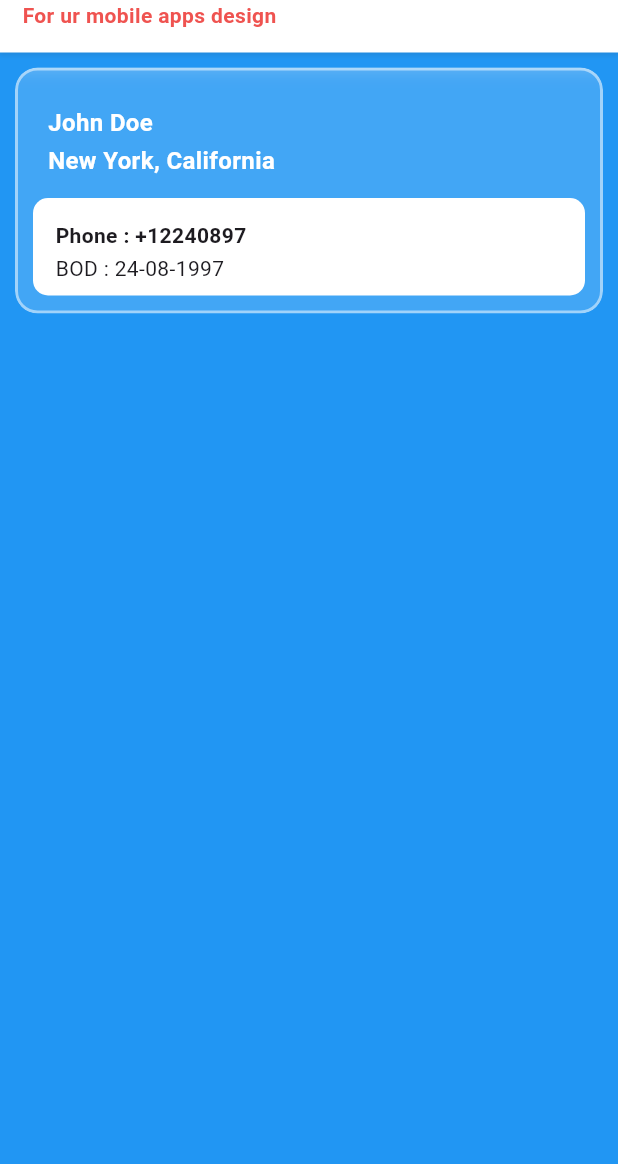
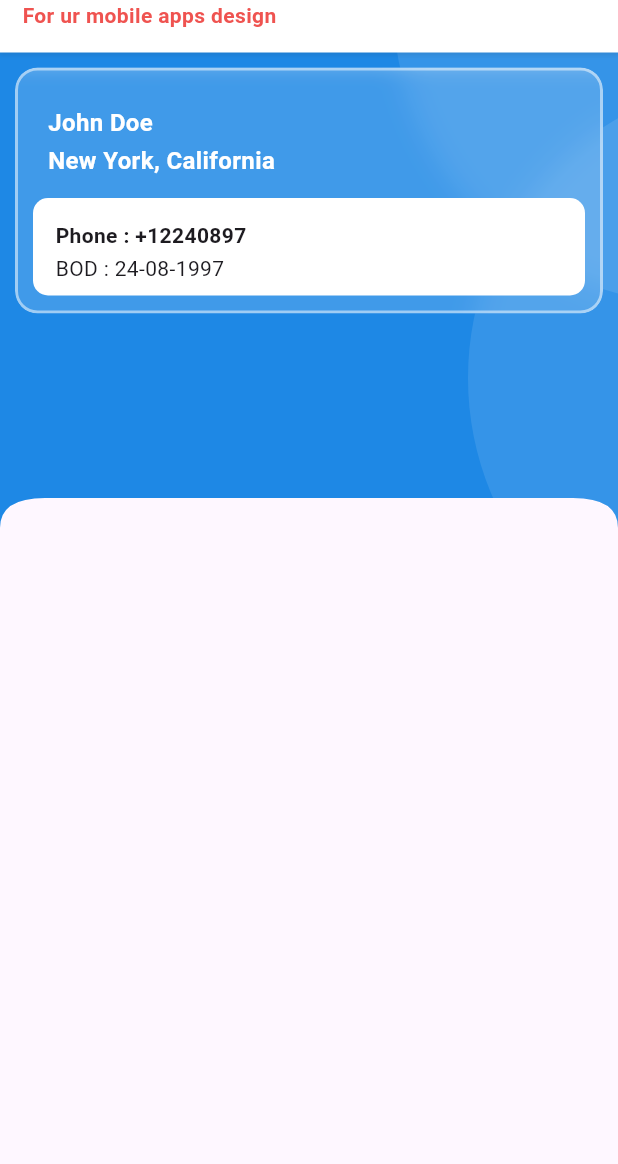
Before and after one commit to StenlyAndika/flutter_ui_template, a Flutter app: the screen it shows after launch, on a phone screen of 412 x 824 dp, the part 72-1236 px from its top. Run offline on Flutter 3.47's test engine with Material 3 defaults, Android fonts, the phone set to English and light mode, and no system bars.

Commit message:
added curve ege container

```diff
--- a/lib/color.dart
+++ b/lib/color.dart
@@ -5,9 +5,9 @@ class ColorTheme {
   static const Color backgroundCol = Color(0xFFFAFAFA);
   static const Color primaryCol = Color(0xFA1C67F6);
   static const Color secondaryCol = Colors.red;
-  static const Color tertiaryCol = Colors.green;
+  static const Color accentCol = Colors.green;
   static const Color textMain = Colors.white;
   static const Color textSec = Colors.black;
-  static const Color textAny = Colors.green;
+  static const Color textAccent = Colors.green;
   static const Color textRed = Colors.red;
 }
--- /dev/null
+++ b/lib/custom_layout.dart
@@ -0,0 +1,159 @@
+import 'dart:ui';
+
+import 'package:flutter/material.dart';
+
+class CustomWidgets {
+  static BoxDecoration boxDecoration() {
+    return BoxDecoration(
+      color: Colors.white,
+      borderRadius: BorderRadius.circular(10.0),
+      boxShadow: [
+        BoxShadow(
+          color: const Color(0xff1D1617).withOpacity(0.1),
+          blurRadius: 1.0,
+          spreadRadius: 0.5,
+          offset: const Offset(0, 0),
+        ),
+      ],
+    );
+  }
+
+}
+
+class TAppHeader extends StatelessWidget {
+  const TAppHeader({super.key, required this.color, required this.child});
+
+  final Color color;
+  final Widget child;
+  @override
+  Widget build(BuildContext context) {
+    return Container(
+      padding: const EdgeInsets.all(15),
+      decoration: BoxDecoration(
+        color: color,
+        boxShadow: [
+          BoxShadow(
+            color: const Color(0xff1D1617).withOpacity(0.1),
+            blurRadius: 2,
+            spreadRadius: 0.5,
+            offset: const Offset(0, 2),
+          ),
+        ],
+      ),
+      child: child,
+    );
+  }
+}
+
+class TGlassContainer extends StatelessWidget {
+  const TGlassContainer({super.key, required this.child});
+
+  final Widget child;
+  @override
+  Widget build(BuildContext context) {
+    return Container(
+      width: double.infinity,
+      padding: const EdgeInsets.all(10),
+      child: ClipRRect(
+        borderRadius: BorderRadius.circular(15),
+        child: Stack(
+          children: [
+            BackdropFilter(
+              filter: ImageFilter.blur(
+                sigmaX: 10,
+                sigmaY: 10,
+              ),
+              child: Container(),
+            ),
+            Container(
+              decoration: BoxDecoration(
+                border:
+                    Border.all(color: Colors.white.withOpacity(0.5), width: 2),
+                borderRadius: BorderRadius.circular(15),
+                color: Colors.white.withOpacity(0.15),
+              ),
+              child: Padding(
+                padding: const EdgeInsets.all(10),
+                child: child,
+              ),
+            ),
+          ],
+        ),
+      ),
+    );
+  }
+}
+
+class TCurveEdgeWidgets extends StatelessWidget {
+  const TCurveEdgeWidgets({super.key, required this.child});
+
+  final Widget child;
+
+  @override
+  Widget build(BuildContext context) {
+    return ClipPath(
+      clipper: TCustomCurvedEdges(),
+      child: child,
+    );
+  }
+}
+
+class TCustomCurvedEdges extends CustomClipper<Path> {
+  @override
+  Path getClip(Size size) {
+    var path = Path();
+    path.lineTo(0, size.height);
+
+    final firstCurve = Offset(0, size.height - 20);
+    final lastCurve = Offset(30, size.height - 20);
+    path.quadraticBezierTo(
+        firstCurve.dx, firstCurve.dy, lastCurve.dx, lastCurve.dy);
+
+    final secondfirstCurve = Offset(0, size.height - 20);
+    final secondlastCurve = Offset(size.width - 30, size.height - 20);
+    path.quadraticBezierTo(secondfirstCurve.dx, secondfirstCurve.dy,
+        secondlastCurve.dx, secondlastCurve.dy);
+
+    final thirdfirstCurve = Offset(size.width, size.height - 20);
+    final thirdlastCurve = Offset(size.width, size.height);
+    path.quadraticBezierTo(thirdfirstCurve.dx, thirdfirstCurve.dy,
+        thirdlastCurve.dx, thirdlastCurve.dy);
+
+    path.lineTo(size.width, 0);
+    path.close();
+    return path;
+  }
+
+  @override
+  bool shouldReclip(covariant CustomClipper<Path> oldClipper) {
+    return true;
+  }
+}
+
+class TCircularContainer extends StatelessWidget {
+  const TCircularContainer({
+    super.key,
+    this.width = 400,
+    this.height = 400,
+    this.radius = 400,
+    this.padding = 0,
+    required this.backgroundcolor,
+  });
+
+  final double width;
+  final double height;
+  final double radius;
+  final double padding;
+  final Color backgroundcolor;
+
+  @override
+  Widget build(BuildContext context) {
+    return Container(
+      width: width,
+      height: height,
+      padding: EdgeInsets.all(padding),
+      decoration: BoxDecoration(
+          borderRadius: BorderRadius.circular(radius), color: backgroundcolor),
+    );
+  }
+}
--- a/lib/main.dart
+++ b/lib/main.dart
@@ -1,6 +1,6 @@
 import 'package:flutter/material.dart';
 import 'package:ui_template/color.dart';
-import 'package:ui_template/widgets.dart';
+import 'package:ui_template/custom_layout.dart';
 
 void main() {
   runApp(const MainApp());
@@ -16,10 +16,55 @@ class MainApp extends StatelessWidget {
         platform: TargetPlatform.iOS,
       ),
       home: Scaffold(
-        backgroundColor: Colors.blue.shade500,
-        body: ListView(
+        body: SingleChildScrollView(
+          child: Column(
             children: [
-            CustomWidgets.appHeader(
+              TCurveEdgeWidgets(
+                child: Container(
+                  color: Colors.blue.shade600,
+                  padding: const EdgeInsets.all(0),
+                  child: SizedBox(
+                    height: 400,
+                    child: Stack(
+                      children: [
+                        Positioned(
+                          top: -150,
+                          right: -250,
+                          child: TCircularContainer(
+                            backgroundcolor: Colors.white.withOpacity(0.1),
+                          ),
+                        ),
+                        Positioned(
+                          top: 100,
+                          right: -300,
+                          child: TCircularContainer(
+                            backgroundcolor: Colors.white.withOpacity(0.1),
+                          ),
+                        ),
+                        const AppLayout(),
+                      ],
+                    ),
+                  ),
+                ),
+              ),
+            ],
+          ),
+        ),
+      ),
+    );
+  }
+}
+
+class AppLayout extends StatelessWidget {
+  const AppLayout({
+    super.key,
+  });
+
+  @override
+  Widget build(BuildContext context) {
+    return ListView(
+      children: [
+        TAppHeader(
           color: ColorTheme.mainCol,
           child: Column(
             crossAxisAlignment: CrossAxisAlignment.start,
@@ -43,7 +88,7 @@ class MainApp extends StatelessWidget {
             ],
           ),
         ),
-            CustomWidgets.glassContainer(
+        TGlassContainer(
           child: Column(
             children: [
               SizedBox(
@@ -113,8 +158,6 @@ class MainApp extends StatelessWidget {
           ),
         ),
       ],
-        ),
-      ),
     );
   }
 }
--- a/lib/widgets.dart
+++ /dev/null
@@ -1,71 +0,0 @@
-import 'dart:ui';
-
-import 'package:flutter/material.dart';
-
-class CustomWidgets {
-  static BoxDecoration boxDecoration() {
-    return BoxDecoration(
-      color: Colors.white,
-      borderRadius: BorderRadius.circular(10.0),
-      boxShadow: [
-        BoxShadow(
-          color: const Color(0xff1D1617).withOpacity(0.1),
-          blurRadius: 1.0,
-          spreadRadius: 0.5,
-          offset: const Offset(0, 0),
-        ),
-      ],
-    );
-  }
-
-  static Widget appHeader({required Color color, required Widget child}) {
-    return Container(
-      padding: const EdgeInsets.all(15),
-      decoration: BoxDecoration(
-        color: color,
-        boxShadow: [
-          BoxShadow(
-            color: const Color(0xff1D1617).withOpacity(0.1),
-            blurRadius: 2,
-            spreadRadius: 0.5,
-            offset: const Offset(0, 2),
-          ),
-        ],
-      ),
-      child: child,
-    );
-  }
-
-  static Widget glassContainer({required Widget child}) {
-    return Container(
-      width: double.infinity,
-      padding: const EdgeInsets.all(10),
-      child: ClipRRect(
-        borderRadius: BorderRadius.circular(15),
-        child: Stack(
-          children: [
-            BackdropFilter(
-              filter: ImageFilter.blur(
-                sigmaX: 10,
-                sigmaY: 10,
-              ),
-              child: Container(),
-            ),
-            Container(
-              decoration: BoxDecoration(
-                border:
-                    Border.all(color: Colors.white.withOpacity(0.5), width: 2),
-                borderRadius: BorderRadius.circular(15),
-                color: Colors.white.withOpacity(0.15),
-              ),
-              child: Padding(
-                padding: const EdgeInsets.all(10),
-                child: child,
-              ),
-            ),
-          ],
-        ),
-      ),
-    );
-  }
-}
```
Lines whose indentation alone changed are shown as unchanged.
